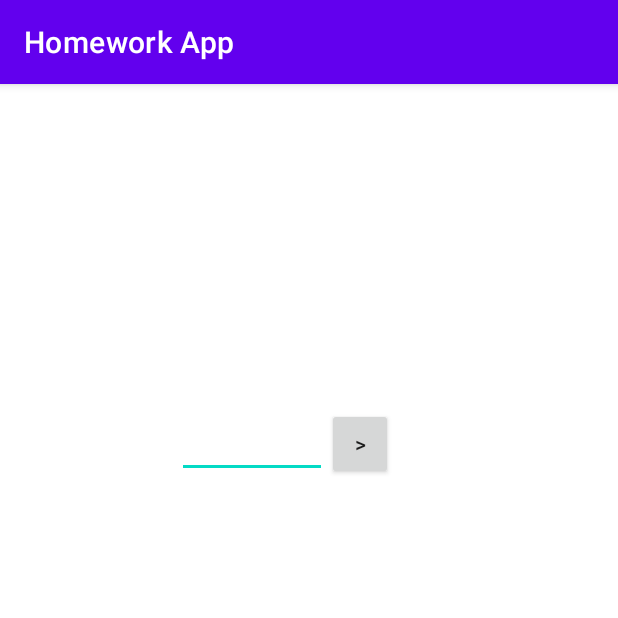
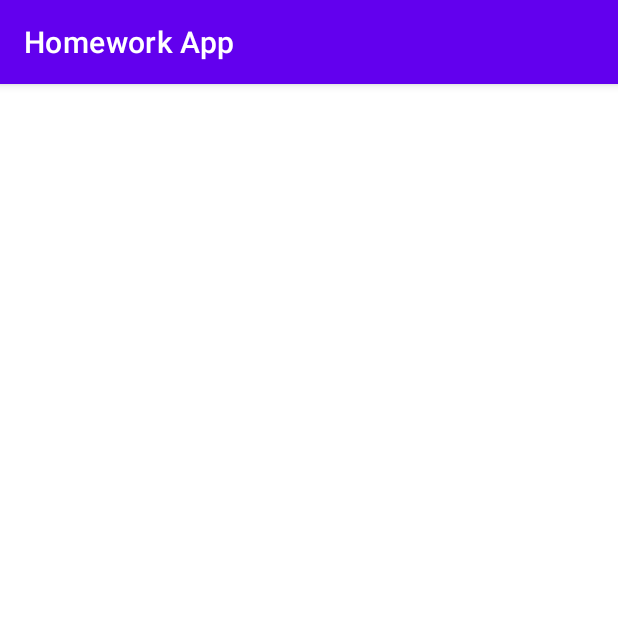
Before and after one commit to aidaiak/AyimPro-andr-hw, an Android app: the screen it shows after launch (MainActivity), on a phone screen of 412 x 824 dp, the top half of it. Run offline under Robolectric (Android 15) with nearby library versions, the phone set to English and light mode, and no system bars; our stand-ins replace RxJava; libraries missing offline, so code that uses them is left out: androidx.viewbinding; 5 statements that could not run were skipped.

Commit message:
hw54 is in progress

```diff
--- /dev/null
+++ b/app/src/main/java/com/aid/ayimpro_andr_hw/GithubApi.kt
@@ -0,0 +1,20 @@
+package com.aid.ayimpro_andr_hw
+
+import io.reactivex.Observable
+import io.reactivex.Single
+import okhttp3.Response
+import okhttp3.ResponseBody
+import retrofit2.http.GET
+import retrofit2.http.Path
+
+interface GithubApi {
+
+    @GET("/repositories")
+    fun getRepositories(): Observable<List<Item>>
+
+    @GET("users/tuleubekov/repos")
+    fun getUserRepos(): Observable<ResponseBody>
+
+    @GET("/search/repositories?q=language:kotlin&sort=stars&order=desc&per_page=50")
+    fun searchRepositories(): Observable<RepoResult>
+}
--- a/app/src/main/java/com/aid/ayimpro_andr_hw/customview/SeasonView.kt
+++ /dev/null
@@ -1,41 +0,0 @@
-package com.aid.ayimpro_andr_hw.customview
-
-import android.content.Context
-import android.util.AttributeSet
-import androidx.constraintlayout.widget.ConstraintLayout
-import com.aid.ayimpro_andr_hw.databinding.ViewSeasonBinding
-import com.aid.ayimpro_andr_hw.ext.viewBinding
-import java.util.Calendar
-
-class SeasonView @JvmOverloads constructor(
-    context: Context,
-    attrs: AttributeSet? = null,
-) : ConstraintLayout(context, attrs) {
-
-    private val binding = viewBinding(ViewSeasonBinding::inflate)
-
-    init {
-
-        binding.apply {
-            btnAction.setOnClickListener {
-                textSeason.text = getSeason(editDate.text.toString())
-            }
-        }
-    }
-
-    private fun getSeason(date: String): String {
-        return date.calendarFrom("dd.MM.yyyy")?.let {
-            when (it.get(Calendar.MONTH)) {
-                Calendar.DECEMBER, Calendar.JANUARY, Calendar.FEBRUARY ->
-                    "Winter"
-                Calendar.MARCH, Calendar.APRIL, Calendar.MAY ->
-                    "Spring"
-                Calendar.JUNE, Calendar.JULY, Calendar.AUGUST ->
-                    "Summer"
-                Calendar.SEPTEMBER, Calendar.OCTOBER, Calendar.NOVEMBER ->
-                    "Fall"
-                else -> "Unknown"
-            }
-        } ?: "Unknown"
-    }
-}
--- a/app/src/main/res/layout/activity_main.xml
+++ b/app/src/main/res/layout/activity_main.xml
@@ -6,11 +6,13 @@
     android:layout_height="match_parent"
     tools:context=".MainActivity">
 
-    <com.aid.ayimpro_andr_hw.customview.SeasonView
-        android:layout_width="match_parent"
+    <androidx.appcompat.widget.AppCompatTextView
+        android:id="@+id/txt"
+        android:layout_width="wrap_content"
         android:layout_height="wrap_content"
-        app:layout_constraintVertical_bias="0.3"
+        app:layout_constraintStart_toStartOf="parent"
+        app:layout_constraintEnd_toEndOf="parent"
         app:layout_constraintTop_toTopOf="parent"
-        app:layout_constraintBottom_toBottomOf="parent"/>
+        app:layout_constraintBottom_toBottomOf="parent" />
 
 </androidx.constraintlayout.widget.ConstraintLayout>
--- a/app/src/main/res/layout/view_season.xml
+++ /dev/null
@@ -1,43 +0,0 @@
-<?xml version="1.0" encoding="utf-8"?>
-<merge xmlns:android="http://schemas.android.com/apk/res/android"
-    xmlns:tools="http://schemas.android.com/tools"
-    tools:layout_width="match_parent"
-    tools:layout_height="wrap_content"
-    xmlns:app="http://schemas.android.com/apk/res-auto"
-    tools:padding="16dp"
-    tools:parentTag="androidx.constraintlayout.widget.ConstraintLayout">
-
-    <androidx.appcompat.widget.AppCompatEditText
-        android:id="@+id/editDate"
-        android:layout_width="wrap_content"
-        android:layout_height="wrap_content"
-        android:minWidth="100dp"
-        app:layout_constraintHorizontal_chainStyle="packed"
-        app:layout_constraintTop_toTopOf="parent"
-        app:layout_constraintBottom_toBottomOf="parent"
-        app:layout_constraintStart_toStartOf="parent"
-        app:layout_constraintEnd_toStartOf="@id/btnAction"/>
-
-    <androidx.appcompat.widget.AppCompatButton
-        android:id="@+id/btnAction"
-        android:layout_width="44dp"
-        android:layout_height="wrap_content"
-        android:text=">"
-        app:layout_constraintStart_toEndOf="@id/editDate"
-        app:layout_constraintEnd_toStartOf="@id/textSeason"
-        app:layout_constraintTop_toTopOf="@id/editDate"
-        app:layout_constraintBottom_toBottomOf="@id/editDate"/>
-
-    <androidx.appcompat.widget.AppCompatTextView
-        android:id="@+id/textSeason"
-        android:layout_width="wrap_content"
-        android:layout_height="wrap_content"
-        android:layout_marginHorizontal="16dp"
-        android:textSize="18sp"
-        android:text=""
-        app:layout_constraintStart_toEndOf="@id/btnAction"
-        app:layout_constraintEnd_toEndOf="parent"
-        app:layout_constraintTop_toTopOf="@id/editDate"
-        app:layout_constraintBottom_toBottomOf="@id/editDate" />
-
-</merge>
```
Also changed, not shown: app/build.gradle (+10 -0 lines), app/src/main/java/com/aid/ayimpro_andr_hw/App.kt (added, +67 -0 lines), app/src/main/java/com/aid/ayimpro_andr_hw/MainActivity.kt (+15 -1 lines), app/src/main/java/com/aid/ayimpro_andr_hw/Response.kt (added, +17 -0 lines), app/src/main/java/com/aid/ayimpro_andr_hw/customview/DateUtils.kt (deleted, +0 -25 lines), app/src/main/java/com/aid/ayimpro_andr_hw/ext/ViewExt.kt (deleted, +0 -23 lines).
